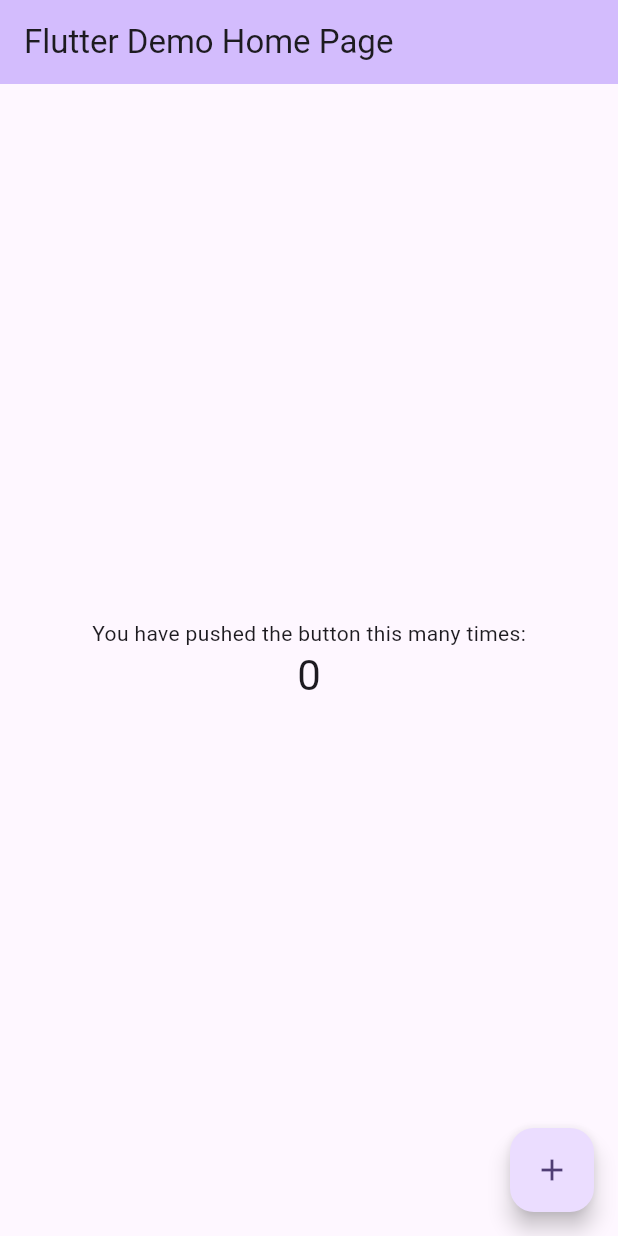
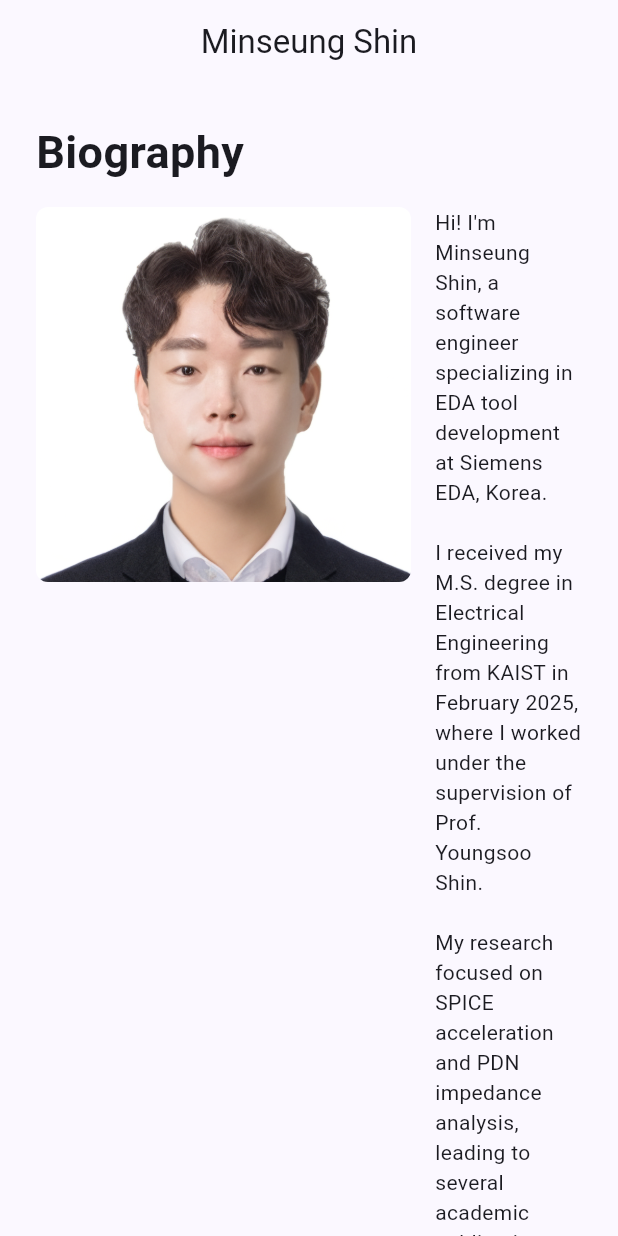
Before and after one commit to Green-Coffee/my_hompage, a Flutter app: the screen it shows after launch, on a phone screen of 412 x 824 dp. Run offline on Flutter 3.47's test engine with Material 3 defaults, Android fonts, the phone set to English and light mode, and no system bars.

Commit message:
write biography and education

```diff
--- /dev/null
+++ b/cv_website/assets/biography.txt
@@ -0,0 +1,9 @@
+Hi! I'm Minseung Shin, a software engineer specializing in EDA tool development at Siemens EDA, Korea.
+
+I received my M.S. degree in Electrical Engineering from KAIST in February 2025, where I worked under the supervision of Prof. Youngsoo Shin.
+
+My research focused on SPICE acceleration and PDN impedance analysis, leading to several academic publications.
+
+I'm particularly interested in the intersection of machine learning, and design verification/automation.
+
+With a strong background in C/C++, Verilog, and EDA tools, I strive to develop high-performance and robust design tools for the semiconductor industry.
--- a/cv_website/lib/main.dart
+++ b/cv_website/lib/main.dart
@@ -1,125 +1,56 @@
 import 'package:flutter/material.dart';
+import 'section/BiographySection.dart';
+import 'section/EducationSection.dart';
+import 'section/ContactSection.dart';
+import 'section/ProjectsSection.dart';
+import 'section/SkillsSection.dart';
+
 
 void main() {
-  runApp(const MyApp());
+  runApp(const MyCVApp());
 }
 
-class MyApp extends StatelessWidget {
-  const MyApp({super.key});
+class MyCVApp extends StatelessWidget {
+  const MyCVApp({super.key});
 
-  // This widget is the root of your application.
   @override
   Widget build(BuildContext context) {
     return MaterialApp(
-      title: 'Flutter Demo',
+      title: 'Minsueng Shin',
       theme: ThemeData(
-        // This is the theme of your application.
-        //
-        // TRY THIS: Try running your application with "flutter run". You'll see
-        // the application has a purple toolbar. Then, without quitting the app,
-        // try changing the seedColor in the colorScheme below to Colors.green
-        // and then invoke "hot reload" (save your changes or press the "hot
-        // reload" button in a Flutter-supported IDE, or press "r" if you used
-        // the command line to start the app).
-        //
-        // Notice that the counter didn't reset back to zero; the application
-        // state is not lost during the reload. To reset the state, use hot
-        // restart instead.
-        //
-        // This works for code too, not just values: Most code changes can be
-        // tested with just a hot reload.
-        colorScheme: ColorScheme.fromSeed(seedColor: Colors.deepPurple),
+        colorScheme: ColorScheme.fromSeed(seedColor: Colors.indigo),
         useMaterial3: true,
       ),
-      home: const MyHomePage(title: 'Flutter Demo Home Page'),
+      home: const CVHomePage(),
+      debugShowCheckedModeBanner: false,
     );
   }
 }
 
-class MyHomePage extends StatefulWidget {
-  const MyHomePage({super.key, required this.title});
-
-  // This widget is the home page of your application. It is stateful, meaning
-  // that it has a State object (defined below) that contains fields that affect
-  // how it looks.
-
-  // This class is the configuration for the state. It holds the values (in this
-  // case the title) provided by the parent (in this case the App widget) and
-  // used by the build method of the State. Fields in a Widget subclass are
-  // always marked "final".
-
-  final String title;
-
-  @override
-  State<MyHomePage> createState() => _MyHomePageState();
-}
-
-class _MyHomePageState extends State<MyHomePage> {
-  int _counter = 0;
-
-  void _incrementCounter() {
-    setState(() {
-      // This call to setState tells the Flutter framework that something has
-      // changed in this State, which causes it to rerun the build method below
-      // so that the display can reflect the updated values. If we changed
-      // _counter without calling setState(), then the build method would not be
-      // called again, and so nothing would appear to happen.
-      _counter++;
-    });
-  }
+class CVHomePage extends StatelessWidget {
+  const CVHomePage({super.key});
 
   @override
   Widget build(BuildContext context) {
-    // This method is rerun every time setState is called, for instance as done
-    // by the _incrementCounter method above.
-    //
-    // The Flutter framework has been optimized to make rerunning build methods
-    // fast, so that you can just rebuild anything that needs updating rather
-    // than having to individually change instances of widgets.
     return Scaffold(
       appBar: AppBar(
-        // TRY THIS: Try changing the color here to a specific color (to
-        // Colors.amber, perhaps?) and trigger a hot reload to see the AppBar
-        // change color while the other colors stay the same.
-        backgroundColor: Theme.of(context).colorScheme.inversePrimary,
-        // Here we take the value from the MyHomePage object that was created by
-        // the App.build method, and use it to set our appbar title.
-        title: Text(widget.title),
+        title: const Text('Minseung Shin'),
+        centerTitle: true,
       ),
-      body: Center(
-        // Center is a layout widget. It takes a single child and positions it
-        // in the middle of the parent.
+      body: SingleChildScrollView(
+        padding: const EdgeInsets.all(24.0),
         child: Column(
-          // Column is also a layout widget. It takes a list of children and
-          // arranges them vertically. By default, it sizes itself to fit its
-          // children horizontally, and tries to be as tall as its parent.
-          //
-          // Column has various properties to control how it sizes itself and
-          // how it positions its children. Here we use mainAxisAlignment to
-          // center the children vertically; the main axis here is the vertical
-          // axis because Columns are vertical (the cross axis would be
-          // horizontal).
-          //
-          // TRY THIS: Invoke "debug painting" (choose the "Toggle Debug Paint"
-          // action in the IDE, or press "p" in the console), to see the
-          // wireframe for each widget.
-          mainAxisAlignment: MainAxisAlignment.center,
-          children: <Widget>[
-            const Text(
-              'You have pushed the button this many times:',
-            ),
-            Text(
-              '$_counter',
-              style: Theme.of(context).textTheme.headlineMedium,
-            ),
+          crossAxisAlignment: CrossAxisAlignment.start,
+          children: const [
+            BiographySection(),
+            EducationSection(),
+            SkillsSection(),
+            ProjectsSection(),
+            ContactSection(),
+            Center(child: Text('© 2025 Minseung Shin')),
           ],
         ),
       ),
-      floatingActionButton: FloatingActionButton(
-        onPressed: _incrementCounter,
-        tooltip: 'Increment',
-        child: const Icon(Icons.add),
-      ), // This trailing comma makes auto-formatting nicer for build methods.
     );
   }
 }
--- /dev/null
+++ b/cv_website/lib/section/BiographySection.dart
@@ -0,0 +1,52 @@
+import 'package:flutter/material.dart';
+import 'package:flutter/services.dart'; // rootBundle
+
+import 'Section.dart';
+
+class BiographySection extends StatelessWidget {
+  const BiographySection({super.key});
+
+  Future<String> _loadBiography() async {
+    return await rootBundle.loadString('assets/biography.txt');
+  }
+
+  @override
+  Widget build(BuildContext context) {
+    return Section(
+      title: 'Biography',
+      child: FutureBuilder<String>(
+        future: _loadBiography(),
+        builder: (context, snapshot) {
+          if (snapshot.connectionState == ConnectionState.waiting) {
+            return const CircularProgressIndicator();
+          } else if (snapshot.hasError) {
+            return const Text('Failed to load biography.');
+          } else {
+            return Row(
+              crossAxisAlignment: CrossAxisAlignment.start,
+              children: [
+                ClipRRect(
+                  borderRadius: BorderRadius.circular(8),
+                  child: Image.asset(
+                    'assets/profile.png',
+                    width: 250,
+                    height: 250,
+                    fit: BoxFit.cover,
+                  ),
+                ),
+                const SizedBox(width: 16),
+                Expanded(
+                  child: Text(
+                    snapshot.data ?? '',
+                    style: Theme.of(context).textTheme.bodyMedium,
+                    textAlign: TextAlign.left,
+                  ),
+                ),
+              ],
+            );
+          }
+        },
+      ),
+    );
+  }
+}
--- /dev/null
+++ b/cv_website/lib/section/ContactSection.dart
@@ -0,0 +1,21 @@
+import 'package:flutter/material.dart';
+import 'Section.dart';
+
+class ContactSection extends StatelessWidget {
+  const ContactSection({super.key});
+
+  @override
+  Widget build(BuildContext context) {
+    return Section(
+      title: '📬 Contact',
+      child: Column(
+        crossAxisAlignment: CrossAxisAlignment.start,
+        children: const [
+          Text('📧 minseung.shin@example.com'),
+          Text('🔗 GitHub: github.com/minseung-shin'),
+          Text('💼 LinkedIn: linkedin.com/in/minseung-shin'),
+        ],
+      ),
+    );
+  }
+}
--- /dev/null
+++ b/cv_website/lib/section/ProjectsSection.dart
@@ -0,0 +1,29 @@
+import 'package:flutter/material.dart';
+import 'Section.dart';
+
+class ProjectsSection extends StatelessWidget {
+  const ProjectsSection({super.key});
+
+  @override
+  Widget build(BuildContext context) {
+    return Section(
+      title: '📁 Projects',
+      child: Column(
+        children: const [
+          ListTile(
+            leading: Icon(Icons.code),
+            title: Text('FastSPICE-Compatible Power Simulator'),
+            subtitle:
+                Text('Krylov solver + netlist parser with waveform reporting'),
+          ),
+          ListTile(
+            leading: Icon(Icons.image),
+            title: Text('Image Processor in Verilog'),
+            subtitle: Text(
+                'Designed YCbCr converter and sharpness filter with SPI interface'),
+          ),
+        ],
+      ),
+    );
+  }
+}
--- /dev/null
+++ b/cv_website/lib/section/Section.dart
@@ -0,0 +1,22 @@
+import 'package:flutter/material.dart';
+
+class Section extends StatelessWidget {
+  final String title;
+  final Widget child;
+
+  const Section({super.key, required this.title, required this.child});
+
+  @override
+  Widget build(BuildContext context) {
+    return Column(
+      crossAxisAlignment: CrossAxisAlignment.start,
+      children: [
+        Text(title,
+            style: const TextStyle(fontSize: 30, fontWeight: FontWeight.bold)),
+        const SizedBox(height: 15),
+        child,
+        const SizedBox(height: 80),
+      ],
+    );
+  }
+}
--- a/cv_website/pubspec.yaml
+++ b/cv_website/pubspec.yaml
@@ -88,3 +88,6 @@ flutter:
   #
   # For details regarding fonts from package dependencies,
   # see https://flutter.dev/custom-fonts/#from-packages
+  assets:
+    - assets/biography.txt
+    - assets/profile.png
```
Also changed, not shown: cv_website/lib/section/EducationSection.dart (added, +91 -0 lines), cv_website/lib/section/SkillsSection.dart (added, +25 -0 lines), cv_website/assets/profile.png (added).
